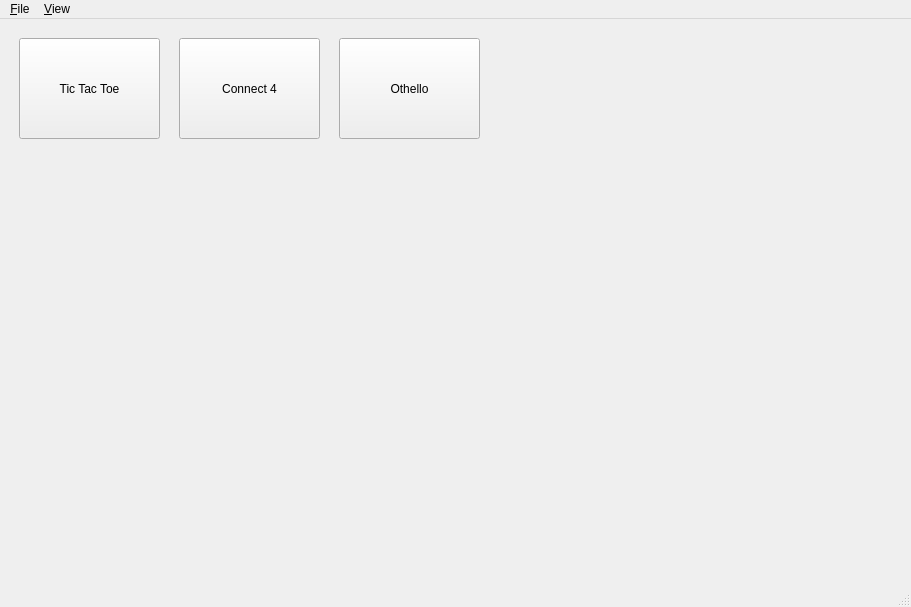
Old version of the form zero_play/main_window.ui in the repository donkirkby/zero-play.
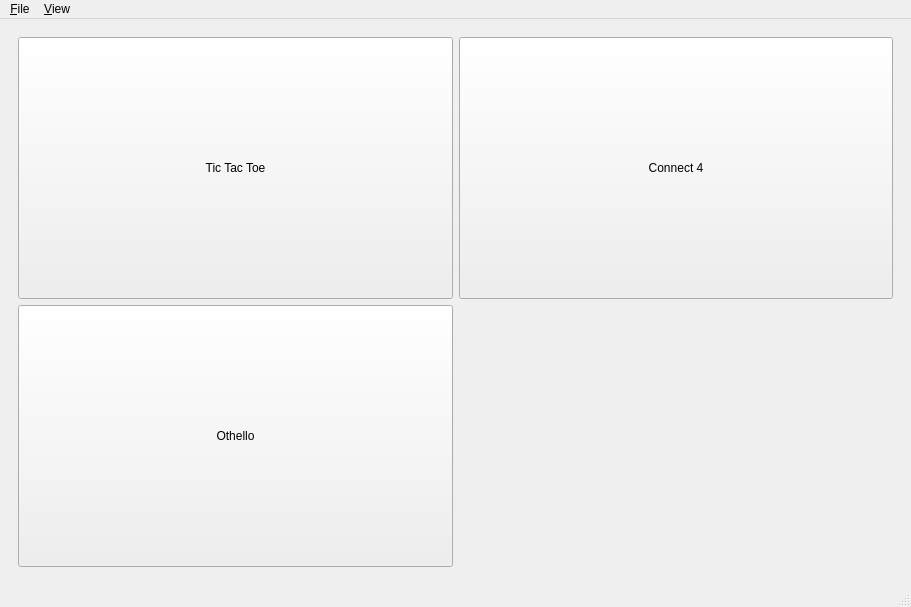
New version of the form. The open tabs and pages were chosen to show the change.

Diff of the .ui file:
```diff
--- a/zero_play/main_window.ui
+++ b/zero_play/main_window.ui
@@ -21,45 +21,47 @@
        <number>1</number>
       </property>
       <widget class="QWidget" name="game_page">
-       <widget class="QPushButton" name="tic_tac_toe">
-        <property name="geometry">
-         <rect>
-          <x>10</x>
-          <y>10</y>
-          <width>141</width>
-          <height>101</height>
-         </rect>
-        </property>
-        <property name="text">
-         <string>Tic Tac Toe</string>
-        </property>
-       </widget>
+       <layout class="QGridLayout" name="gridLayout_3">
+        <item row="0" column="1">
        <widget class="QPushButton" name="connect4">
-        <property name="geometry">
-         <rect>
-          <x>170</x>
-          <y>10</y>
-          <width>141</width>
-          <height>101</height>
-         </rect>
+          <property name="sizePolicy">
+           <sizepolicy hsizetype="Minimum" vsizetype="MinimumExpanding">
+            <horstretch>0</horstretch>
+            <verstretch>0</verstretch>
+           </sizepolicy>
         </property>
         <property name="text">
          <string>Connect 4</string>
         </property>
        </widget>
+        </item>
+        <item row="0" column="0">
+         <widget class="QPushButton" name="tic_tac_toe">
+          <property name="sizePolicy">
+           <sizepolicy hsizetype="Minimum" vsizetype="Minimum">
+            <horstretch>0</horstretch>
+            <verstretch>0</verstretch>
+           </sizepolicy>
+          </property>
+          <property name="text">
+           <string>Tic Tac Toe</string>
+          </property>
+         </widget>
+        </item>
+        <item row="1" column="0">
        <widget class="QPushButton" name="othello">
-        <property name="geometry">
-         <rect>
-          <x>330</x>
-          <y>10</y>
-          <width>141</width>
-          <height>101</height>
-         </rect>
+          <property name="sizePolicy">
+           <sizepolicy hsizetype="Minimum" vsizetype="MinimumExpanding">
+            <horstretch>0</horstretch>
+            <verstretch>0</verstretch>
+           </sizepolicy>
         </property>
         <property name="text">
          <string>Othello</string>
         </property>
        </widget>
+        </item>
+       </layout>
       </widget>
       <widget class="QWidget" name="players_page">
        <layout class="QVBoxLayout" name="verticalLayout">
```
Lines whose indentation alone changed are shown as unchanged.
